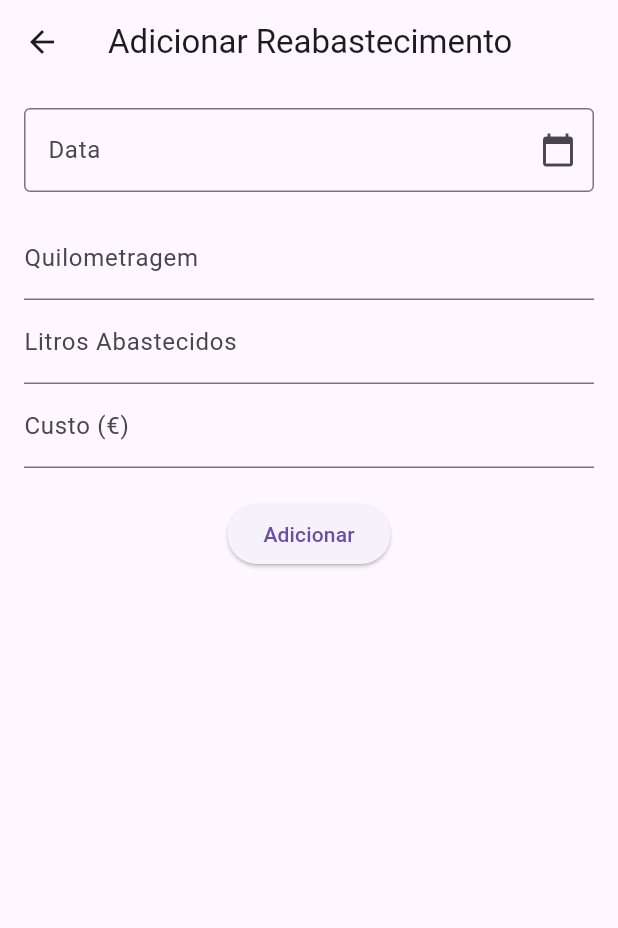
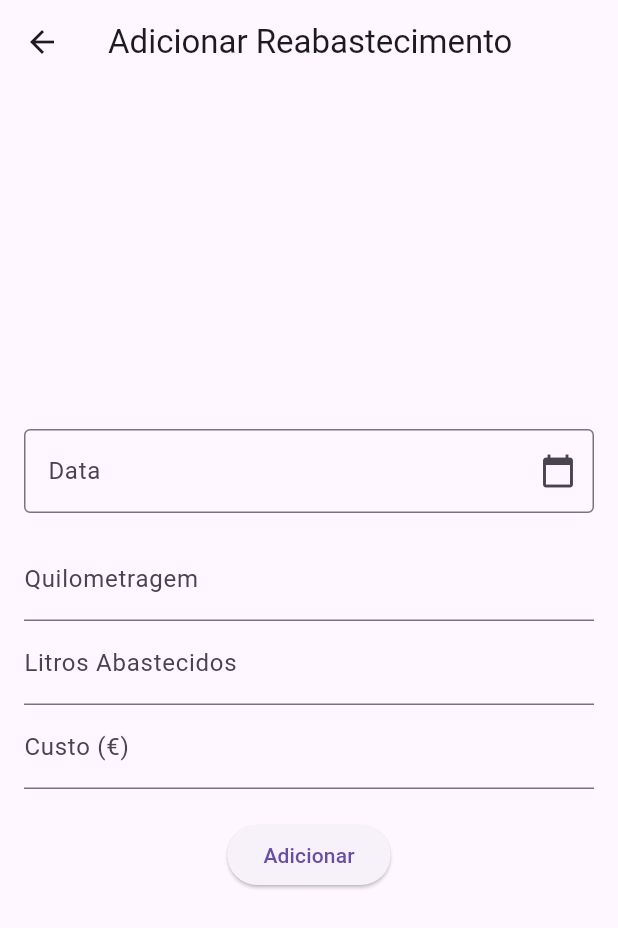
Before and after one commit to AndredaConceicaoSilva/ManutCar, a Flutter app: the screen it shows after launch, after a tap on the "add" icon, on a phone screen of 412 x 824 dp. Shown: the top 928 px of the screen. Run offline on Flutter 3.47's test engine with Material 3 defaults, Android fonts, the phone set to English and light mode, and no system bars.

Commit message:
Update main.dart

```diff
--- a/lib/main.dart
+++ b/lib/main.dart
@@ -41,7 +41,7 @@ class _HomePageState extends State<HomePage> {
   void addRefueling(Map<String, dynamic> refueling) {
     setState(() {
       refuelings.add(refueling);
-      refuelings.sort((a, b) => a['kilometers'].compareTo(b['kilometers']));
+      refuelings.sort((a, b) => a['date'].compareTo(b['date']));
     });
   }
 
@@ -49,9 +49,11 @@ class _HomePageState extends State<HomePage> {
   Widget build(BuildContext context) {
     return Scaffold(
       appBar: AppBar(
-        title: Text('Consumos do Carro'),
+        title: Text('ManutCar'),
       ),
-      body: Column(
+      body: Center(
+        child: Column(
+          mainAxisAlignment: MainAxisAlignment.center,
           children: [
             Padding(
               padding: const EdgeInsets.all(16.0),
@@ -61,13 +63,18 @@ class _HomePageState extends State<HomePage> {
               ),
             ),
             Expanded(
-            child: ListView.builder(
+              child: refuelings.isEmpty
+                  ? Text(
+                      'Nenhum reabastecimento registrado',
+                      style: TextStyle(fontSize: 16, color: Colors.grey),
+                    )
+                  : ListView.builder(
                       itemCount: refuelings.length,
                       itemBuilder: (context, index) {
                         final refueling = refuelings[index];
                         return ListTile(
                           title: Text(
-                      'Data: ${refueling['date']} - Km: ${refueling['kilometers']}'),
+                              'Data: ${refueling['date'].day}/${refueling['date'].month}/${refueling['date'].year} - Km: ${refueling['kilometers']}'),
                           subtitle: Text(
                               'Litros: ${refueling['liters']} - Custo: ${refueling['cost']}€'),
                         );
@@ -75,6 +82,7 @@ class _HomePageState extends State<HomePage> {
                     ),
             ),
           ],
+        ),
       ),
       floatingActionButton: FloatingActionButton(
         onPressed: () {
@@ -111,6 +119,8 @@ class _AddRefuelingPageState extends State<AddRefuelingPage> {
   final _costController = TextEditingController();
   final _dateController = TextEditingController();
 
+  DateTime? selectedDate;
+
   Future<void> _pickDate() async {
     final DateTime? pickedDate = await showDatePicker(
       context: context,
@@ -121,6 +131,7 @@ class _AddRefuelingPageState extends State<AddRefuelingPage> {
 
     if (pickedDate != null) {
       setState(() {
+        selectedDate = DateTime(pickedDate.year, pickedDate.month, pickedDate.day);
         _dateController.text =
             '${pickedDate.day}/${pickedDate.month}/${pickedDate.year}';
       });
@@ -133,11 +144,13 @@ class _AddRefuelingPageState extends State<AddRefuelingPage> {
       appBar: AppBar(
         title: Text('Adicionar Reabastecimento'),
       ),
-      body: Padding(
+      body: Center(
+        child: Padding(
           padding: const EdgeInsets.all(16.0),
           child: Form(
             key: _formKey,
             child: Column(
+              mainAxisAlignment: MainAxisAlignment.center,
               children: [
                 TextFormField(
                   controller: _dateController,
@@ -148,8 +161,22 @@ class _AddRefuelingPageState extends State<AddRefuelingPage> {
                   ),
                   readOnly: true,
                   onTap: _pickDate,
-                validator: (value) =>
-                    value!.isEmpty ? 'Por favor, selecione uma data' : null,
+                  validator: (value) {
+                    if (value == null || value.isEmpty) {
+                      return 'Por favor, selecione uma data';
+                    }
+
+                    if (widget.existingRefuelings.isNotEmpty && selectedDate != null) {
+                      final latestDate = widget.existingRefuelings
+                          .map((e) => e['date'] as DateTime)
+                          .reduce((a, b) => a.isAfter(b) ? a : b);
+
+                      if (selectedDate!.isBefore(latestDate)) {
+                        return 'A data não pode ser anterior à última (${latestDate.day}/${latestDate.month}/${latestDate.year})';
+                      }
+                    }
+                    return null;
+                  },
                 ),
                 SizedBox(height: 16),
                 TextFormField(
@@ -217,7 +244,7 @@ class _AddRefuelingPageState extends State<AddRefuelingPage> {
                   onPressed: () {
                     if (_formKey.currentState!.validate()) {
                       widget.onSubmit({
-                      'date': _dateController.text,
+                        'date': selectedDate!,
                         'kilometers': double.parse(_kilometersController.text),
                         'liters': double.parse(_litersController.text),
                         'cost': double.parse(_costController.text),
@@ -231,6 +258,7 @@ class _AddRefuelingPageState extends State<AddRefuelingPage> {
             ),
           ),
         ),
+      ),
     );
   }
 }
```
Lines whose indentation alone changed are shown as unchanged.
